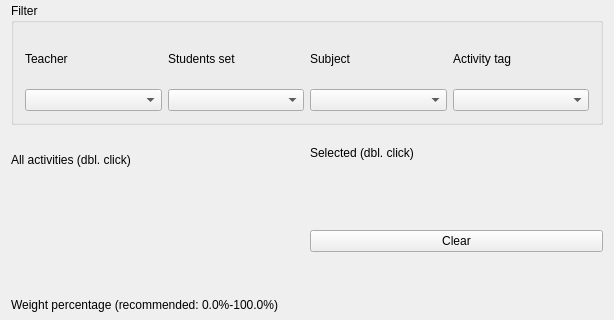
Qt form src/interface/addconstraintactivitiesnotoverlappingform_template.ui (janLo/FET) before a commit; both pictures show x 0 to 614 and y 135 to 455 of the 614 by 553 pixel window.
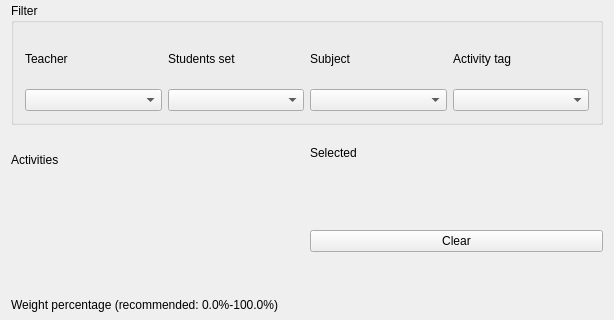
The same form after that commit. Custom widgets are drawn as their Qt base class.

```diff
--- a/src/interface/addconstraintactivitiesnotoverlappingform_template.ui
+++ b/src/interface/addconstraintactivitiesnotoverlappingform_template.ui
@@ -86,7 +86,7 @@
         <enum>QFrame::Plain</enum>
        </property>
        <property name="text">
-        <string>All activities (dbl. click)</string>
+        <string>Activities</string>
        </property>
        <property name="wordWrap">
         <bool>false</bool>
@@ -180,7 +180,7 @@
         <enum>QFrame::Plain</enum>
        </property>
        <property name="text">
-        <string>Selected (dbl. click)</string>
+        <string comment="It refers to a list of selected activities">Selected</string>
        </property>
        <property name="wordWrap">
         <bool>false</bool>
```
